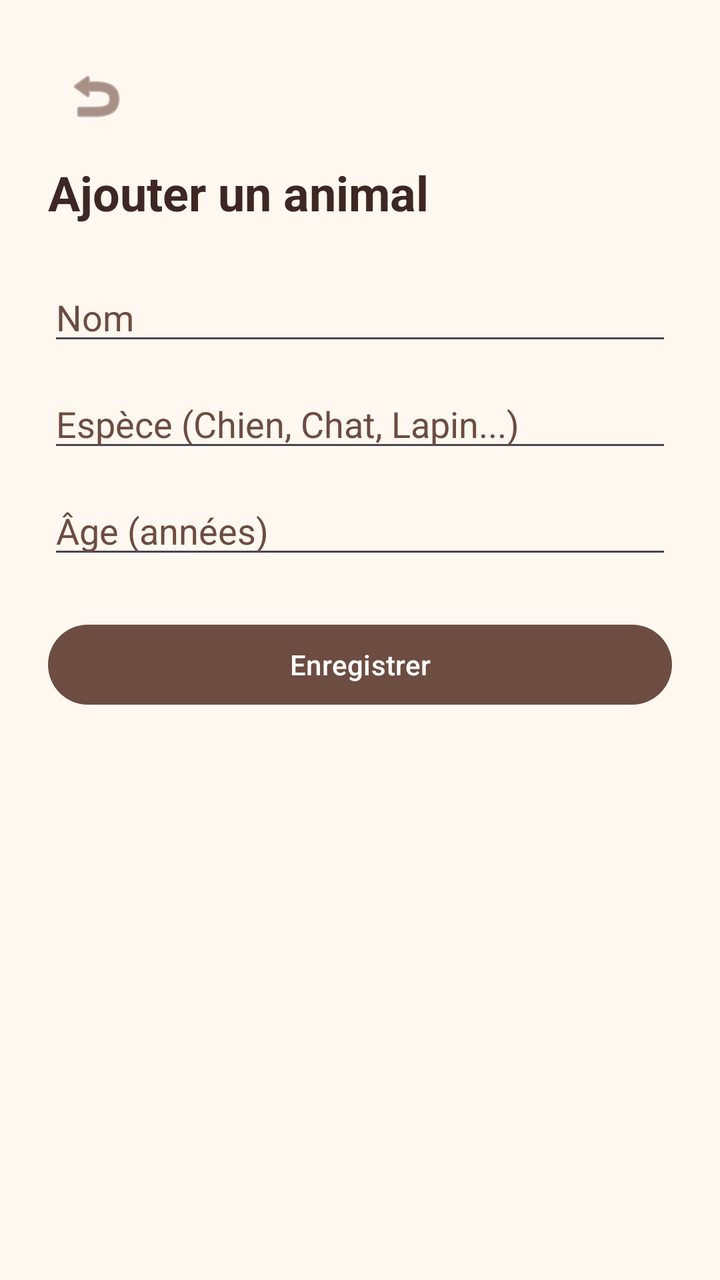
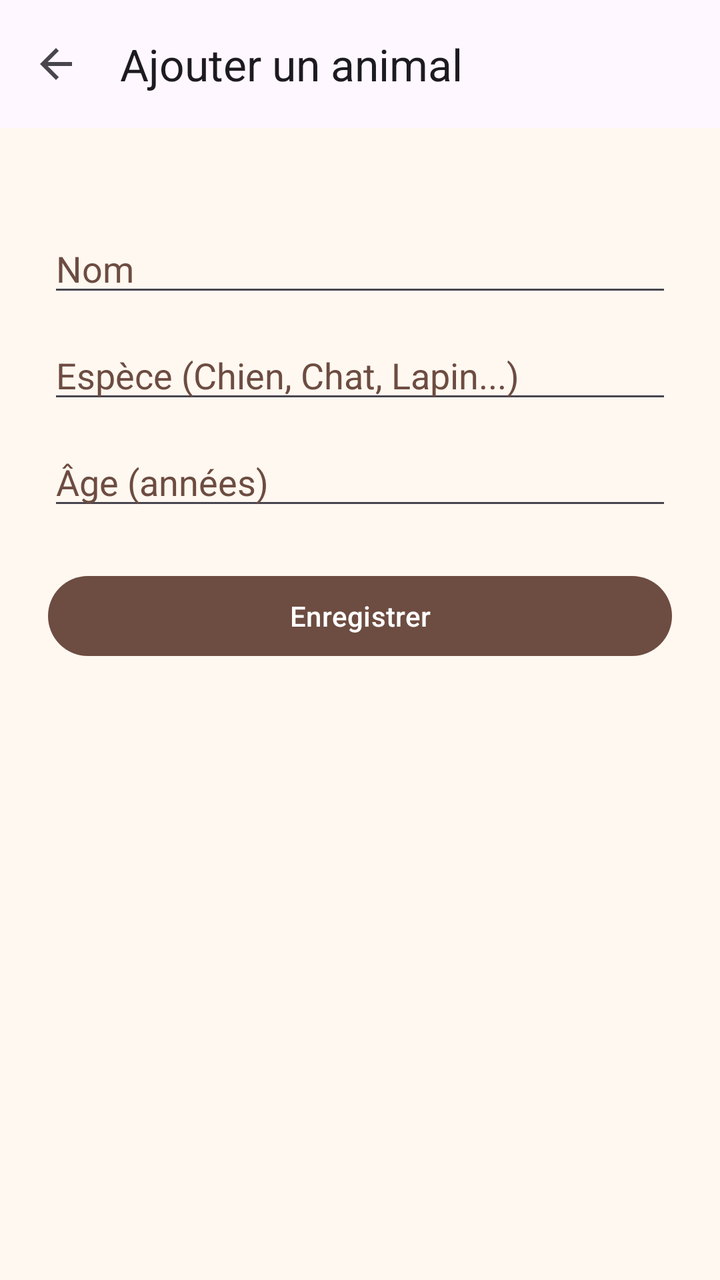

Compare the two renders of this Android layout. The source of the first and the diff that turns it into the second are given below.
<!-- AndroidManifest.xml: application theme Theme.WorkshopPetShelter -->
<!-- res/layout/activity_add_pet.xml -->
<ScrollView xmlns:android="http://schemas.android.com/apk/res/android"
    xmlns:app="http://schemas.android.com/apk/res-auto"
    android:layout_width="match_parent"
    android:layout_height="match_parent"
    android:background="@color/app_background"
    android:fillViewport="true">

    <LinearLayout
        android:layout_width="match_parent"
        android:layout_height="wrap_content"
        android:orientation="vertical"
        android:padding="24dp">

        
        <ImageButton
            android:id="@+id/btnBack"
            android:layout_width="48dp"
            android:layout_height="48dp"
            android:background="?attr/selectableItemBackgroundBorderless"
            android:contentDescription="@string/back"
            android:src="@android:drawable/ic_menu_revert"
            app:tint="@color/accent" />

        <TextView
            android:id="@+id/tvAddPetTitle"
            android:layout_width="match_parent"
            android:layout_height="wrap_content"
            android:layout_marginTop="8dp"
            android:text="@string/add_pet"
            android:textColor="@color/text_primary"
            android:textSize="24sp"
            android:textStyle="bold" />

        <EditText
            android:id="@+id/etPetName"
            android:layout_width="match_parent"
            android:layout_height="wrap_content"
            android:layout_marginTop="24dp"
            android:hint="@string/hint_pet_name"
            android:inputType="textPersonName"
            android:maxLines="1"
            android:textColor="@color/text_primary"
            android:textColorHint="@color/accent" />

        <EditText
            android:id="@+id/etPetSpecies"
            android:layout_width="match_parent"
            android:layout_height="wrap_content"
            android:layout_marginTop="12dp"
            android:hint="@string/hint_pet_species"
            android:inputType="text"
            android:maxLines="1"
            android:textColor="@color/text_primary"
            android:textColorHint="@color/accent" />

        <EditText
            android:id="@+id/etPetAge"
            android:layout_width="match_parent"
            android:layout_height="wrap_content"
            android:layout_marginTop="12dp"
            android:hint="@string/hint_pet_age"
            android:inputType="number"
            android:maxLines="1"
            android:textColor="@color/text_primary"
            android:textColorHint="@color/accent" />

        <com.google.android.material.button.MaterialButton
            android:id="@+id/btnSavePet"
            android:layout_width="match_parent"
            android:layout_height="wrap_content"
            android:layout_marginTop="24dp"
            android:text="@string/action_save"
            android:textAllCaps="false"
            app:backgroundTint="@color/accent" />

    </LinearLayout>

</ScrollView>
<!-- resources referenced by this layout -->
<resources>
  <color name="accent">#6D4C41</color>
  <color name="app_background">#FFF8F0</color>
  <color name="text_primary">#3E2723</color>
  <string name="action_save">Enregistrer</string>
  <string name="add_pet">Ajouter un animal</string>
  <string name="back">Retour</string>
  <string name="hint_pet_age">Âge (années)</string>
  <string name="hint_pet_name">Nom</string>
  <string name="hint_pet_species">Espèce (Chien, Chat, Lapin...)</string>
  <style name="Theme.WorkshopPetShelter" parent="Theme.Material3.DayNight.NoActionBar" />
</resources>

<!-- the commit's change to res/layout/activity_add_pet.xml (unified diff, before → after) -->
@@ -1,78 +1,74 @@
-<ScrollView xmlns:android="http://schemas.android.com/apk/res/android"
+<LinearLayout xmlns:android="http://schemas.android.com/apk/res/android"
     xmlns:app="http://schemas.android.com/apk/res-auto"
     android:layout_width="match_parent"
     android:layout_height="match_parent"
     android:background="@color/app_background"
-    android:fillViewport="true">
+    android:orientation="vertical">
 
-    <LinearLayout
+    <com.google.android.material.appbar.MaterialToolbar
+        android:id="@+id/toolbar"
         android:layout_width="match_parent"
-        android:layout_height="wrap_content"
-        android:orientation="vertical"
-        android:padding="24dp">
+        android:layout_height="?attr/actionBarSize"
+        android:background="?attr/colorSurface"
+        app:navigationIcon="@drawable/ic_arrow_back"
+        app:title="@string/add_pet" />
 
-        
-        <ImageButton
-            android:id="@+id/btnBack"
-            android:layout_width="48dp"
-            android:layout_height="48dp"
-            android:background="?attr/selectableItemBackgroundBorderless"
-            android:contentDescription="@string/back"
-            android:src="@android:drawable/ic_menu_revert"
-            app:tint="@color/accent" />
+    <ScrollView
+        android:layout_width="match_parent"
+        android:layout_height="0dp"
+        android:layout_weight="1"
+        android:fillViewport="true">
 
-        <TextView
-            android:id="@+id/tvAddPetTitle"
+        <LinearLayout
             android:layout_width="match_parent"
             android:layout_height="wrap_content"
-            android:layout_marginTop="8dp"
-            android:text="@string/add_pet"
-            android:textColor="@color/text_primary"
-            android:textSize="24sp"
-            android:textStyle="bold" />
+            android:orientation="vertical"
+            android:padding="24dp">
 
-        <EditText
-            android:id="@+id/etPetName"
-            android:layout_width="match_parent"
-            android:layout_height="wrap_content"
-            android:layout_marginTop="24dp"
-            android:hint="@string/hint_pet_name"
-            android:inputType="textPersonName"
-            android:maxLines="1"
-            android:textColor="@color/text_primary"
-            android:textColorHint="@color/accent" />
+            <EditText
+                android:id="@+id/etPetName"
+                android:layout_width="match_parent"
+                android:layout_height="wrap_content"
+                android:layout_marginTop="24dp"
+                android:hint="@string/hint_pet_name"
+                android:inputType="textPersonName"
+                android:maxLines="1"
+                android:textColor="@color/text_primary"
+                android:textColorHint="@color/accent" />
 
-        <EditText
-            android:id="@+id/etPetSpecies"
-            android:layout_width="match_parent"
-            android:layout_height="wrap_content"
-            android:layout_marginTop="12dp"
-            android:hint="@string/hint_pet_species"
-            android:inputType="text"
-            android:maxLines="1"
-            android:textColor="@color/text_primary"
-            android:textColorHint="@color/accent" />
+            <EditText
+                android:id="@+id/etPetSpecies"
+                android:layout_width="match_parent"
+                android:layout_height="wrap_content"
+                android:layout_marginTop="12dp"
+                android:hint="@string/hint_pet_species"
+                android:inputType="text"
+                android:maxLines="1"
+                android:textColor="@color/text_primary"
+                android:textColorHint="@color/accent" />
 
-        <EditText
-            android:id="@+id/etPetAge"
-            android:layout_width="match_parent"
-            android:layout_height="wrap_content"
-            android:layout_marginTop="12dp"
-            android:hint="@string/hint_pet_age"
-            android:inputType="number"
-            android:maxLines="1"
-            android:textColor="@color/text_primary"
-            android:textColorHint="@color/accent" />
+            <EditText
+                android:id="@+id/etPetAge"
+                android:layout_width="match_parent"
+                android:layout_height="wrap_content"
+                android:layout_marginTop="12dp"
+                android:hint="@string/hint_pet_age"
+                android:inputType="number"
+                android:maxLines="1"
+                android:textColor="@color/text_primary"
+                android:textColorHint="@color/accent" />
 
-        <com.google.android.material.button.MaterialButton
-            android:id="@+id/btnSavePet"
-            android:layout_width="match_parent"
-            android:layout_height="wrap_content"
-            android:layout_marginTop="24dp"
-            android:text="@string/action_save"
-            android:textAllCaps="false"
-            app:backgroundTint="@color/accent" />
+            <com.google.android.material.button.MaterialButton
+                android:id="@+id/btnSavePet"
+                android:layout_width="match_parent"
+                android:layout_height="wrap_content"
+                android:layout_marginTop="24dp"
+                android:text="@string/action_save"
+                android:textAllCaps="false"
+                app:backgroundTint="@color/accent" />
 
-    </LinearLayout>
+        </LinearLayout>
 
-</ScrollView>
+    </ScrollView>
+
+</LinearLayout>
<!-- resource entries referenced after the edit -->
@@ -3,9 +3,19 @@
   <color name="accent">#6D4C41</color>
   <color name="app_background">#FFF8F0</color>
   <color name="text_primary">#3E2723</color>
+  <!-- drawable ic_arrow_back (drawable) -->
+  <vector xmlns:android="http://schemas.android.com/apk/res/android"
+      android:width="24dp"
+      android:height="24dp"
+      android:viewportWidth="24"
+      android:viewportHeight="24"
+      android:autoMirrored="true">
+      <path
+          android:fillColor="?attr/colorControlNormal"
+          android:pathData="M20,11H7.83l5.59,-5.59L12,4l-8,8 8,8 1.41,-1.41L7.83,13H20v-2z" />
+  </vector>
   <string name="action_save">Enregistrer</string>
   <string name="add_pet">Ajouter un animal</string>
-  <string name="back">Retour</string>
   <string name="hint_pet_age">Âge (années)</string>
   <string name="hint_pet_name">Nom</string>
   <string name="hint_pet_species">Espèce (Chien, Chat, Lapin...)</string>
